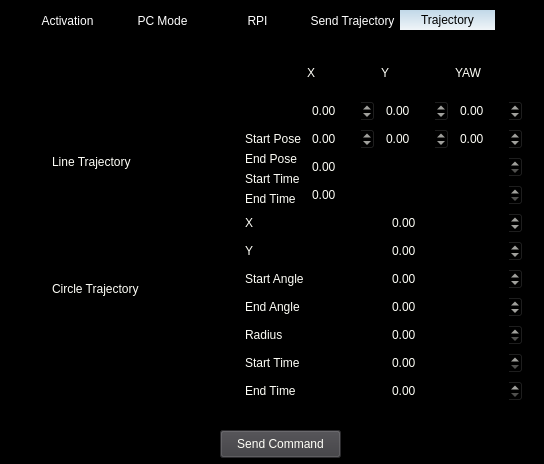
The window that ARVID_GS/tcwindow.ui (Eruvae/floatsat5) describes before a commit, drawn with Qt 5.
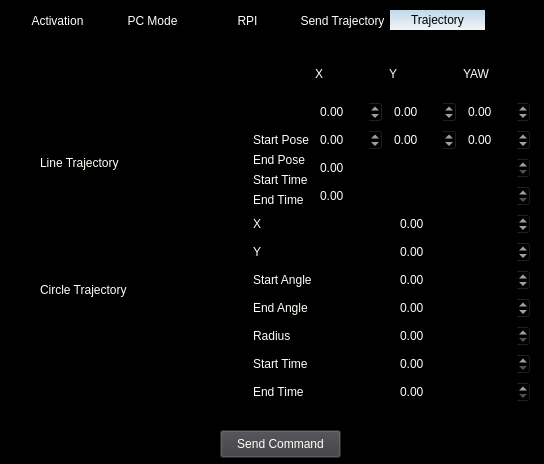
The same window after the commit. Icons and pictures are not drawn.

```diff
--- a/ARVID_GS/tcwindow.ui
+++ b/ARVID_GS/tcwindow.ui
@@ -43,7 +43,7 @@
   <widget class="QTabWidget" name="tabWidget">
    <property name="geometry">
     <rect>
-     <x>20</x>
+     <x>10</x>
      <y>10</y>
      <width>521</width>
      <height>411</height>
@@ -253,9 +253,9 @@
     <widget class="QWidget" name="">
      <property name="geometry">
       <rect>
-       <x>12</x>
-       <y>21</y>
-       <width>491</width>
+       <x>10</x>
+       <y>22</y>
+       <width>511</width>
        <height>351</height>
       </rect>
      </property>
```
